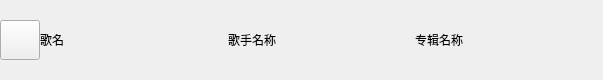
Above: learn_14/Qt/MyMusic/musicinfoitem.ui from rebotzz/CPPLearning before the change. Below: the same form after it.
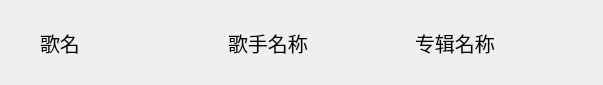
That is the form after the change.

```diff
--- a/learn_14/Qt/MyMusic/musicinfoitem.ui
+++ b/learn_14/Qt/MyMusic/musicinfoitem.ui
@@ -7,7 +7,7 @@
     <x>0</x>
     <y>0</y>
     <width>603</width>
-    <height>80</height>
+    <height>85</height>
    </rect>
   </property>
   <property name="windowTitle">
@@ -38,12 +38,10 @@
       </size>
      </property>
      <property name="styleSheet">
-      <string notr="true">#favor_icon
+      <string notr="true">#favor_icon_btn
 {
-	background-color: rgb(0, 255, 255);
-	background-repeat: no-repeat;
-	background-position: center center;
-	border: 0px;
+	border: none;
+	background: none;
 }</string>
      </property>
      <property name="text">
@@ -53,6 +51,17 @@
    </item>
    <item>
     <widget class="QLabel" name="music_name">
+     <property name="minimumSize">
+      <size>
+       <width>80</width>
+       <height>0</height>
+      </size>
+     </property>
+     <property name="font">
+      <font>
+       <pointsize>15</pointsize>
+      </font>
+     </property>
      <property name="text">
       <string>歌名</string>
      </property>
@@ -60,6 +69,17 @@
    </item>
    <item>
     <widget class="QLabel" name="singer">
+     <property name="minimumSize">
+      <size>
+       <width>60</width>
+       <height>0</height>
+      </size>
+     </property>
+     <property name="font">
+      <font>
+       <pointsize>15</pointsize>
+      </font>
+     </property>
      <property name="text">
       <string>歌手名称</string>
      </property>
@@ -67,6 +87,11 @@
    </item>
    <item>
     <widget class="QLabel" name="album_label">
+     <property name="font">
+      <font>
+       <pointsize>15</pointsize>
+      </font>
+     </property>
      <property name="text">
       <string>专辑名称</string>
      </property>
```
